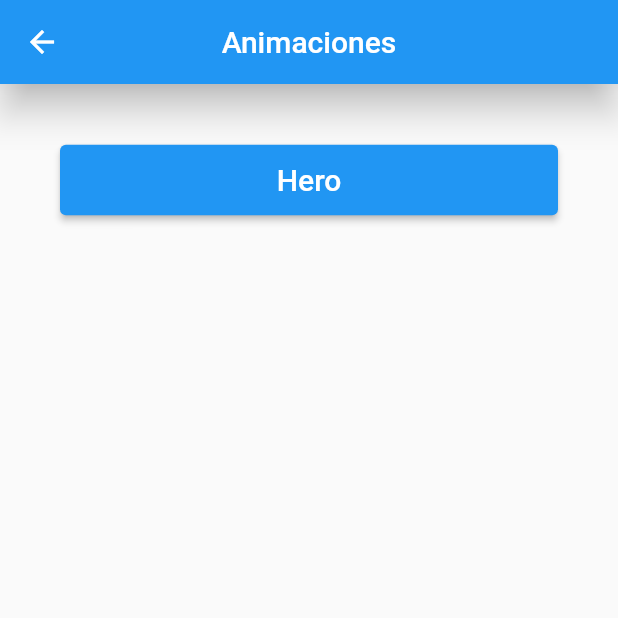
After one commit to Anullos/PortafolioFlutter, a Flutter app: the screen it shows after launch, after a tap on "Animaciones", on a phone screen of 412 x 824 dp, the top half of it. The commit adds this screen. Run offline on Flutter 3.47's test engine with Material 2 defaults, Android fonts, the phone set to English and light mode, and no system bars.

Commit message:
agregado Hero

```diff
--- /dev/null
+++ b/lib/src/presentation/animaciones/anim_screen.dart
@@ -0,0 +1,43 @@
+import 'package:flutter/material.dart';
+import 'package:portafolio_flutter/src/presentation/proyects_animaciones/splash1/splash1.dart';
+
+class AnimacionesScreen extends StatelessWidget {
+  const AnimacionesScreen({Key key}) : super(key: key);
+
+  @override
+  Widget build(BuildContext context) {
+    return Scaffold(
+      appBar: AppBar(
+        elevation: 10,
+        centerTitle: true,
+        title: Text('Animaciones'),
+      ),
+      body: SingleChildScrollView(
+        child: Padding(
+          padding: const EdgeInsets.all(40.0),
+          child: Column(
+            crossAxisAlignment: CrossAxisAlignment.stretch,
+            mainAxisAlignment: MainAxisAlignment.center,
+            mainAxisSize: MainAxisSize.max,
+            children: [
+              ElevatedButton(
+                onPressed: () {
+                  Navigator.of(context).push(
+                      MaterialPageRoute(builder: (_) => Splash1Screen()));
+                },
+                child: Padding(
+                  padding: const EdgeInsets.all(12.0),
+                  child: Text(
+                    'Hero',
+                    style: TextStyle(fontSize: 20.0),
+                  ),
+                ),
+              ),
+              const SizedBox(height: 15),
+            ],
+          ),
+        ),
+      ),
+    );
+  }
+}
--- a/lib/src/presentation/home/home_screen.dart
+++ b/lib/src/presentation/home/home_screen.dart
@@ -1,4 +1,5 @@
 import 'package:flutter/material.dart';
+import 'package:portafolio_flutter/src/presentation/animaciones/anim_screen.dart';
 import 'package:portafolio_flutter/src/presentation/demos/demos_screen.dart';
 import 'package:portafolio_flutter/src/presentation/home/custom_drawer.dart';
 
@@ -36,6 +37,19 @@ class HomeScreen extends StatelessWidget {
                 ),
               ),
               const SizedBox(height: 15),
+              ElevatedButton(
+                onPressed: () {
+                  Navigator.of(context).push(
+                      MaterialPageRoute(builder: (_) => AnimacionesScreen()));
+                },
+                child: Padding(
+                  padding: const EdgeInsets.all(12.0),
+                  child: Text(
+                    'Animaciones',
+                    style: TextStyle(fontSize: 20.0),
+                  ),
+                ),
+              ),
             ],
           ),
         ),
```
Also changed, not shown: lib/src/presentation/proyects_animaciones/splash1/home1.dart (added, +43 -0 lines), lib/src/presentation/proyects_animaciones/splash1/splash1.dart (added, +31 -0 lines).
